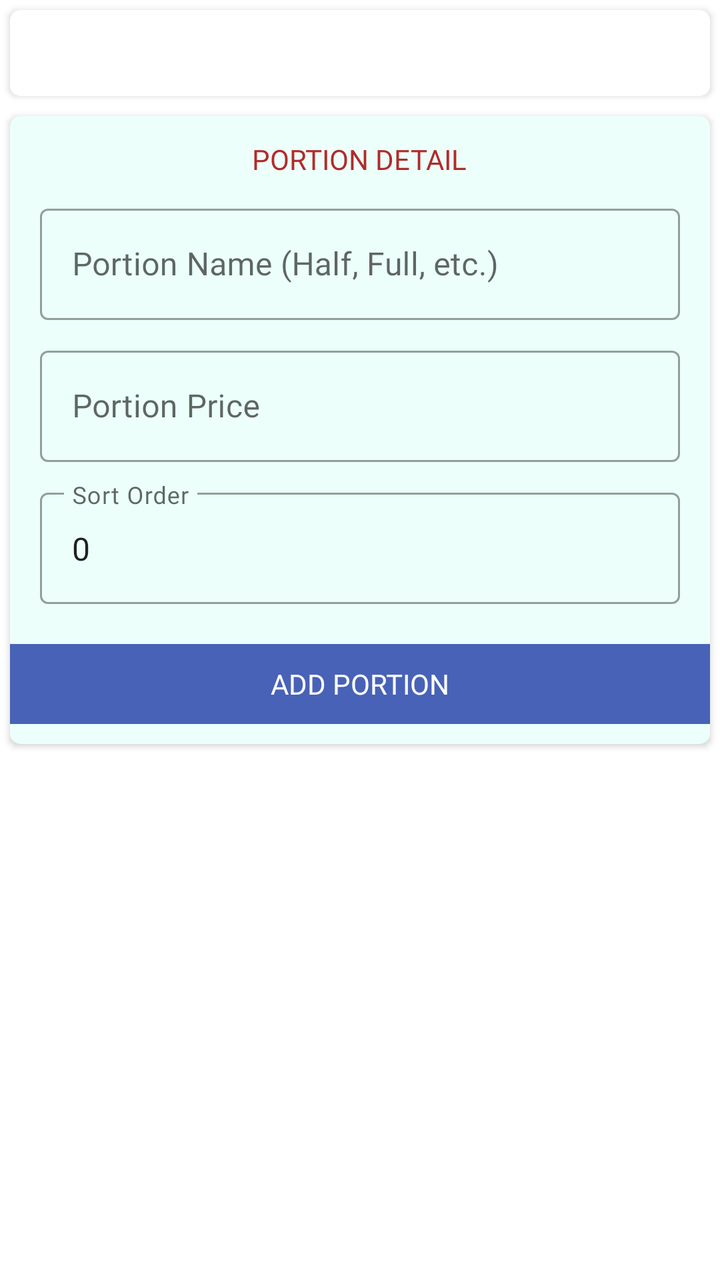
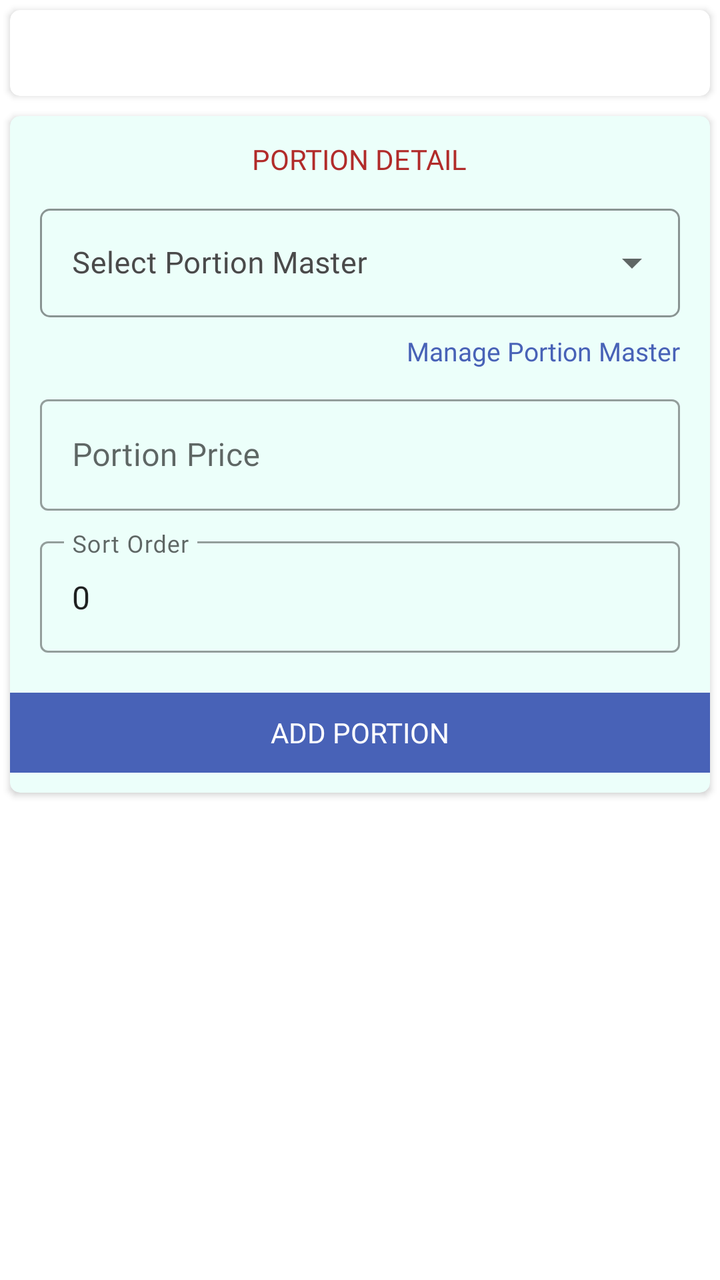

The first picture is an Android layout as it rendered before a commit; the second is the same layout after the commit. The layout source and the unified diff follow.
<!-- AndroidManifest.xml: application theme AppTheme -->
<!-- res/layout/fragment_manage_customer_product_portions.xml -->
<?xml version="1.0" encoding="utf-8"?>
<LinearLayout xmlns:android="http://schemas.android.com/apk/res/android"
    xmlns:app="http://schemas.android.com/apk/res-auto"
    xmlns:tools="http://schemas.android.com/tools"
    android:layout_width="match_parent"
    android:layout_height="match_parent"
    android:orientation="vertical"
    tools:context=".Fragment.ManageCustomerProductPortions">

    <androidx.core.widget.NestedScrollView
        android:layout_width="match_parent"
        android:layout_height="match_parent">

        <LinearLayout
            android:layout_width="match_parent"
            android:layout_height="wrap_content"
            android:orientation="vertical">

            <androidx.cardview.widget.CardView
                android:layout_width="match_parent"
                android:layout_height="wrap_content"
                android:layout_margin="5dp"
                app:cardCornerRadius="5dp">

                <TextView
                    android:id="@+id/productInfo"
                    android:layout_width="match_parent"
                    android:layout_height="wrap_content"
                    android:fontFamily="@font/poppinsmedium"
                    android:gravity="center"
                    android:padding="12dp"
                    android:textColor="@color/black" />

            </androidx.cardview.widget.CardView>

            <androidx.cardview.widget.CardView
                android:layout_width="match_parent"
                android:layout_height="wrap_content"
                android:layout_margin="5dp"
                app:cardBackgroundColor="#ecfffa"
                app:cardCornerRadius="5dp">

                <LinearLayout
                    android:layout_width="match_parent"
                    android:layout_height="wrap_content"
                    android:orientation="vertical"
                    android:paddingBottom="10dp">

                    <TextView
                        android:layout_width="wrap_content"
                        android:layout_height="wrap_content"
                        android:layout_gravity="center"
                        android:layout_marginTop="12dp"
                        android:fontFamily="@font/poppinsbold"
                        android:text="PORTION DETAIL"
                        android:textColor="@color/textcolor" />

                    <com.google.android.material.textfield.TextInputLayout
                        style="@style/Widget.MaterialComponents.TextInputLayout.OutlinedBox"
                        android:layout_width="match_parent"
                        android:layout_height="wrap_content"
                        android:layout_marginStart="15dp"
                        android:layout_marginTop="10dp"
                        android:layout_marginEnd="15dp">

                        <com.google.android.material.textfield.TextInputEditText
                            android:id="@+id/portionName"
                            android:layout_width="match_parent"
                            android:layout_height="wrap_content"
                            android:fontFamily="@font/poppinsregular"
                            android:hint="Portion Name (Half, Full, etc.)"
                            android:inputType="textCapWords"
                            android:singleLine="true" />

                    </com.google.android.material.textfield.TextInputLayout>

                    <com.google.android.material.textfield.TextInputLayout
                        style="@style/Widget.MaterialComponents.TextInputLayout.OutlinedBox"
                        android:layout_width="match_parent"
                        android:layout_height="wrap_content"
                        android:layout_marginStart="15dp"
                        android:layout_marginTop="10dp"
                        android:layout_marginEnd="15dp">

                        <com.google.android.material.textfield.TextInputEditText
                            android:id="@+id/portionPrice"
                            android:layout_width="match_parent"
                            android:layout_height="wrap_content"
                            android:fontFamily="@font/poppinsregular"
                            android:hint="Portion Price"
                            android:inputType="numberDecimal"
                            android:singleLine="true" />

                    </com.google.android.material.textfield.TextInputLayout>

                    <com.google.android.material.textfield.TextInputLayout
                        style="@style/Widget.MaterialComponents.TextInputLayout.OutlinedBox"
                        android:layout_width="match_parent"
                        android:layout_height="wrap_content"
                        android:layout_marginStart="15dp"
                        android:layout_marginTop="10dp"
                        android:layout_marginEnd="15dp">

                        <com.google.android.material.textfield.TextInputEditText
                            android:id="@+id/portionSortOrder"
                            android:layout_width="match_parent"
                            android:layout_height="wrap_content"
                            android:fontFamily="@font/poppinsregular"
                            android:hint="Sort Order"
                            android:inputType="number"
                            android:singleLine="true"
                            android:text="0" />

                    </com.google.android.material.textfield.TextInputLayout>

                    <TextView
                        android:id="@+id/addPortion"
                        android:layout_width="match_parent"
                        android:layout_height="40dp"
                        android:layout_marginTop="20dp"
                        android:background="@color/colorPrimary"
                        android:fontFamily="@font/poppinsmedium"
                        android:gravity="center"
                        android:text="Add Portion"
                        android:textAllCaps="true"
                        android:textColor="@color/white" />

                </LinearLayout>

            </androidx.cardview.widget.CardView>

            <androidx.cardview.widget.CardView
                android:id="@+id/portionListCardView"
                android:layout_width="match_parent"
                android:layout_height="wrap_content"
                android:layout_margin="5dp"
                android:visibility="gone"
                app:cardCornerRadius="5dp">

                <androidx.recyclerview.widget.RecyclerView
                    android:id="@+id/portionRecyclerview"
                    android:layout_width="match_parent"
                    android:layout_height="wrap_content"
                    android:nestedScrollingEnabled="false"
                    android:padding="5dp" />

            </androidx.cardview.widget.CardView>

        </LinearLayout>

    </androidx.core.widget.NestedScrollView>

    <TextView
        android:id="@+id/noDataFound"
        android:layout_width="wrap_content"
        android:layout_height="wrap_content"
        android:layout_gravity="center"
        android:layout_marginTop="80dp"
        android:fontFamily="@font/poppinsmedium"
        android:gravity="center"
        android:text="No portions found"
        android:textColor="@color/black"
        android:visibility="gone" />

</LinearLayout>
<!-- resources referenced by this layout -->
<resources>
  <color name="black">#000</color>
  <color name="colorPrimary">#4862b7</color>
  <color name="textcolor">#b12b2a</color>
  <color name="white">#fff</color>
  <style name="AppTheme" parent="Theme.MaterialComponents.DayNight.NoActionBar">
          
          <item name="colorPrimary">@color/colorPrimary</item>
          <item name="colorPrimaryDark">@color/colorPrimary</item>
          <item name="colorAccent">@color/colorAccent</item>
          <item name="android:windowIsTranslucent">true</item>
          <item name="windowNoTitle">true</item>
          <item name="windowActionBar">false</item>
  
      </style>
  <color name="colorAccent">#000</color>
</resources>

<!-- the commit's change to res/layout/fragment_manage_customer_product_portions.xml (unified diff, before → after) -->
@@ -56,23 +56,50 @@
                         android:textColor="@color/textcolor" />
 
                     <com.google.android.material.textfield.TextInputLayout
-                        style="@style/Widget.MaterialComponents.TextInputLayout.OutlinedBox"
+                        style="@style/CustomDropDownTilStyle"
                         android:layout_width="match_parent"
                         android:layout_height="wrap_content"
                         android:layout_marginStart="15dp"
                         android:layout_marginTop="10dp"
-                        android:layout_marginEnd="15dp">
+                        android:layout_marginEnd="15dp"
+                        android:hint="Select Portion Master">
 
-                        <com.google.android.material.textfield.TextInputEditText
-                            android:id="@+id/portionName"
+                        <AutoCompleteTextView
+                            android:id="@+id/portionMasterSpinner"
                             android:layout_width="match_parent"
                             android:layout_height="wrap_content"
+                            android:focusable="false"
                             android:fontFamily="@font/poppinsregular"
-                            android:hint="Portion Name (Half, Full, etc.)"
-                            android:inputType="textCapWords"
-                            android:singleLine="true" />
+                            android:inputType="none"
+                            android:singleLine="true"
+                            android:textSize="15sp" />
 
                     </com.google.android.material.textfield.TextInputLayout>
+
+                    <TextView
+                        android:id="@+id/managePortionMaster"
+                        android:layout_width="wrap_content"
+                        android:layout_height="wrap_content"
+                        android:layout_gravity="end"
+                        android:layout_marginTop="8dp"
+                        android:layout_marginEnd="15dp"
+                        android:fontFamily="@font/poppinsmedium"
+                        android:text="Manage Portion Master"
+                        android:textColor="@color/colorPrimary"
+                        android:textSize="13sp" />
+
+                    <TextView
+                        android:id="@+id/noPortionMasterHint"
+                        android:layout_width="match_parent"
+                        android:layout_height="wrap_content"
+                        android:layout_marginStart="15dp"
+                        android:layout_marginTop="8dp"
+                        android:layout_marginEnd="15dp"
+                        android:fontFamily="@font/poppinsregular"
+                        android:text="No portion masters yet. Tap Manage Portion Master to add Half, Full, etc."
+                        android:textColor="@color/light_black"
+                        android:textSize="12sp"
+                        android:visibility="gone" />
 
                     <com.google.android.material.textfield.TextInputLayout
                         style="@style/Widget.MaterialComponents.TextInputLayout.OutlinedBox"
<!-- resource entries referenced after the edit -->
@@ -2,8 +2,26 @@
 <resources>
   <color name="black">#000</color>
   <color name="colorPrimary">#4862b7</color>
+  <color name="light_black">#4a4a4a</color>
   <color name="textcolor">#b12b2a</color>
   <color name="white">#fff</color>
+  <style name="CustomDropDownTilStyle" parent="Widget.MaterialComponents.TextInputLayout.OutlinedBox.ExposedDropdownMenu">
+          <item name="android:layout_width">match_parent</item>
+          <item name="android:layout_height">wrap_content</item>
+          <item name="android:textColorHint">@color/light_black</item>
+          <item name="fontFamily">@font/poppinsregular</item>
+          <item name="android:textSize">15sp</item>
+          <item name="overlapAnchor">true</item>
+          <item name="hintTextColor">@color/colorAccent</item>
+          <item name="boxStrokeColor">@color/colorAccent</item>
+          <item name="colorControlNormal">@color/colorAccent</item>
+          <item name="colorControlActivated">@color/colorAccent</item>
+          <item name="colorControlHighlight">@color/colorAccent</item>
+          <item name="boxCornerRadiusBottomEnd">5dp</item>
+          <item name="boxCornerRadiusBottomStart">5dp</item>
+          <item name="boxCornerRadiusTopEnd">5dp</item>
+          <item name="boxCornerRadiusTopStart">5dp</item>
+      </style>
   <style name="AppTheme" parent="Theme.MaterialComponents.DayNight.NoActionBar">
           
           <item name="colorPrimary">@color/colorPrimary</item>
